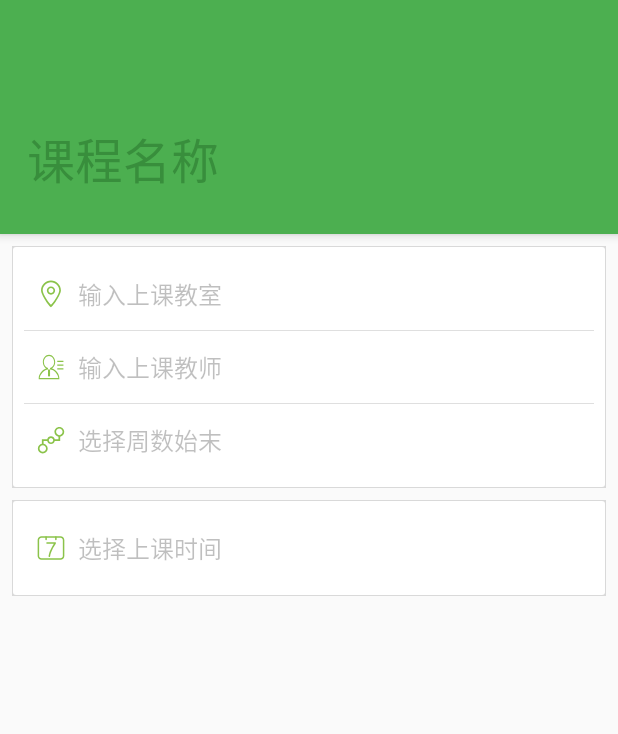
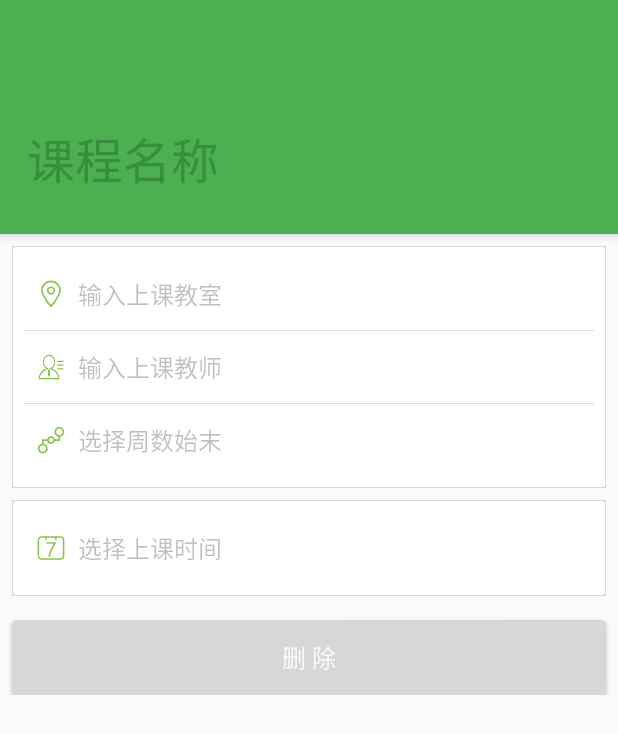
Before and after one commit to xxyangyoulin/ClassSchedule, an Android app: the layout activity_add.xml on its own in the app's theme, with its tools: preview values and no code run, on a phone screen of 412 x 824 dp. Shown: the top 734 px of the screen. Run offline under Robolectric (Android 15) with nearby library versions, the phone set to English and light mode, and no system bars.

Commit message:
添加删除课程的操作,醉了

```diff
--- a/app/src/main/java/com/mnnyang/gzuclassschedule/add/AddContract.java
+++ b/app/src/main/java/com/mnnyang/gzuclassschedule/add/AddContract.java
@@ -11,13 +11,14 @@ import com.mnnyang.gzuclassschedule.data.bean.Course;
 public interface AddContract {
     interface Presenter extends BasePresenter {
         void addCourse(Course course);
+        void removeCourse(int courseId);
         void updateCourse(Course course);
     }
 
     interface View extends BaseView<AddContract.Presenter> {
         void showAddFail(String msg);
         void onAddSucceed(Course course);
-
+        void onDelSucceed();
         void onUpdateSucceed(Course course);
     }
 }
--- a/app/src/main/java/com/mnnyang/gzuclassschedule/add/AddPresenter.java
+++ b/app/src/main/java/com/mnnyang/gzuclassschedule/add/AddPresenter.java
@@ -53,6 +53,12 @@ public class AddPresenter implements AddContract.Presenter {
     }
 
     @Override
+    public void removeCourse(int courseId) {
+        CourseDbDao.newInstance().removeCourse(courseId);
+        mView.onDelSucceed();
+    }
+
+    @Override
     public void updateCourse(Course course) {
         LogUtil.d(this, course.toString());
 
--- a/app/src/main/java/com/mnnyang/gzuclassschedule/course/CourseContract.java
+++ b/app/src/main/java/com/mnnyang/gzuclassschedule/course/CourseContract.java
@@ -14,6 +14,7 @@ import java.util.ArrayList;
 public interface CourseContract {
     interface Presenter extends BasePresenter {
         void updateCourseViewData(String csName);
+        void deleteCourse(int courseId);
     }
 
     interface View extends BaseView<Presenter> {
--- a/app/src/main/java/com/mnnyang/gzuclassschedule/course/CoursePresenter.java
+++ b/app/src/main/java/com/mnnyang/gzuclassschedule/course/CoursePresenter.java
@@ -57,4 +57,10 @@ public class CoursePresenter implements CourseContract.Presenter {
                     }
                 });
     }
+
+    @Override
+    public void deleteCourse(int courseId) {
+        CourseDbDao.newInstance().removeCourse(courseId);
+        mCourseView.updateCoursePreference(); //must be main thread
+    }
 }
--- a/app/src/main/java/com/mnnyang/gzuclassschedule/data/db/CourseDbDao.java
+++ b/app/src/main/java/com/mnnyang/gzuclassschedule/data/db/CourseDbDao.java
@@ -144,6 +144,7 @@ public class CourseDbDao {
         db.close();
     }
 
+    //TODO ~~~~~~
     private void removeCourse(int courseId, SQLiteDatabase db) {
         db.delete(CoursesPsc.CourseEntry.TABLE_NAME,
                 CoursesPsc.CourseEntry.COLUMN_NAME_COURSE_ID + "=?",
--- a/app/src/main/res/layout/activity_add.xml
+++ b/app/src/main/res/layout/activity_add.xml
@@ -1,6 +1,5 @@
 <?xml version="1.0" encoding="utf-8"?>
-<LinearLayout
-    xmlns:android="http://schemas.android.com/apk/res/android"
+<LinearLayout xmlns:android="http://schemas.android.com/apk/res/android"
     xmlns:app="http://schemas.android.com/apk/res-auto"
     xmlns:tools="http://schemas.android.com/tools"
     android:layout_width="match_parent"
@@ -20,7 +19,7 @@
             android:background="?android:attr/colorPrimary"
             android:gravity="center"
             app:theme="@style/ThemeOverlay.AppCompat.Dark.ActionBar"
-            tools:targetApi="lollipop"/>
+            tools:targetApi="lollipop" />
 
         <EditText
             android:id="@+id/et_course_name"
@@ -34,7 +33,7 @@
             android:textColor="@color/white_f1"
             android:textColorHint="?android:attr/colorPrimaryDark"
             android:textSize="32sp"
-            tools:targetApi="lollipop"/>
+            tools:targetApi="lollipop" />
     </android.support.design.widget.AppBarLayout>
 
 
@@ -60,43 +59,57 @@
                 <com.mnnyang.gzuclassschedule.custom.EditTextLayout
                     android:id="@+id/etl_classroom"
                     android:layout_width="match_parent"
-                    app:hintColor="@color/color_gary_40"
                     android:layout_height="wrap_content"
                     app:hint="输入上课教室"
-                    app:textColor="@color/secondary_text"
-                    app:icon="@drawable/ic_svg_classroom"/>
+                    app:hintColor="@color/color_gary_40"
+                    app:icon="@drawable/ic_svg_classroom"
+                    app:textColor="@color/secondary_text" />
 
                 <View
                     android:layout_width="match_parent"
                     android:layout_height="1px"
-                    android:background="#20000000"/>
+                    android:background="#20000000" />
 
                 <com.mnnyang.gzuclassschedule.custom.EditTextLayout
                     android:id="@+id/etl_teacher"
-                    app:hintColor="@color/color_gary_40"
                     android:layout_width="match_parent"
                     android:layout_height="wrap_content"
                     app:hint="输入上课教师"
-                    app:textColor="@color/secondary_text"
-                    app:icon="@drawable/ic_svg_teacher"/>
+                    app:hintColor="@color/color_gary_40"
+                    app:icon="@drawable/ic_svg_teacher"
+                    app:textColor="@color/secondary_text" />
 
                 <View
                     android:layout_width="match_parent"
                     android:layout_height="1px"
-                    android:background="#20000000"/>
+                    android:background="#20000000" />
 
                 <com.mnnyang.gzuclassschedule.custom.EditTextLayout
                     android:id="@+id/etl_week_range"
                     android:layout_width="match_parent"
                     android:layout_height="wrap_content"
+                    app:hint="选择周数始末"
                     app:hintColor="@color/color_gary_40"
-                    app:hint="选择周数始末"
-                    app:textColor="@color/secondary_text"
                     app:icon="@drawable/ic_svg_node"
-                    app:input_enabled="false"/>
+                    app:input_enabled="false"
+                    app:textColor="@color/secondary_text" />
             </LinearLayout>
 
-            <include layout="@layout/layout_add_time_item"/>
+            <include layout="@layout/layout_add_time_item" />
+
+            <Button
+                android:id="@+id/btn_remove"
+                android:layout_width="match_parent"
+                android:layout_height="50dp"
+                android:layout_marginLeft="8dp"
+                android:layout_marginRight="8dp"
+                android:layout_marginTop="16dp"
+                android:background="@drawable/selector_btn_cancel"
+                android:text="@string/delete"
+                android:textColor="@color/white_f1"
+                android:textSize="16sp"
+                android:visibility="gone"
+                tools:visibility="visible" />
 
         </LinearLayout>
     </ScrollView>
```
Also changed, not shown: app/src/main/java/com/mnnyang/gzuclassschedule/add/AddActivity.java (+65 -21 lines), app/src/main/java/com/mnnyang/gzuclassschedule/course/CourseActivity.java (+26 -3 lines), app/src/main/java/com/mnnyang/gzuclassschedule/custom/course/CourseTableView.java (+12 -1 lines), app/src/main/res/values/strings.xml (+10 -2 lines).
